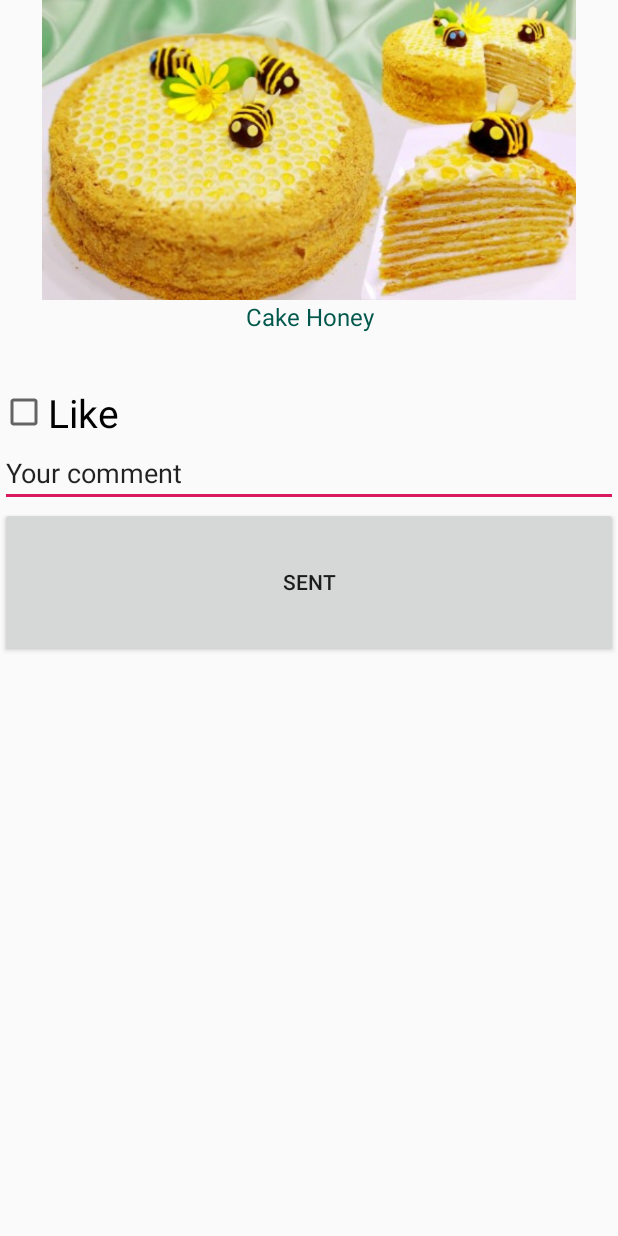
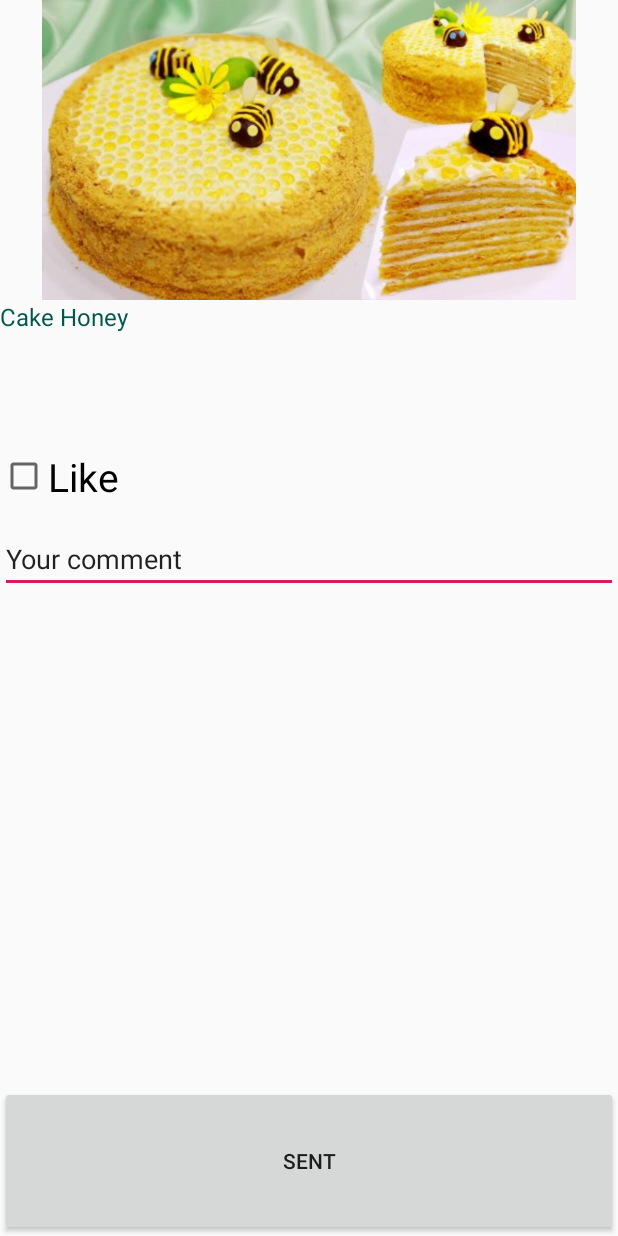
Before and after one commit to alexmaximovna/sweets, an Android app: the screen it shows after launch (SecondActivity), after a tap on an icon or button, on a phone screen of 412 x 824 dp. Run offline under Robolectric (Android 15) with nearby library versions, the phone set to English and light mode, and no system bars.

Commit message:
Adding 1 and 2

```diff
--- a/app/src/main/java/ru/imit/omsu/sweet/AddSweetActivity.java
+++ b/app/src/main/java/ru/imit/omsu/sweet/AddSweetActivity.java
@@ -6,6 +6,7 @@ import android.content.Intent;
 import android.os.Bundle;
 import android.view.View;
 import android.widget.EditText;
+import android.widget.Toast;
 
 
 public class AddSweetActivity extends Activity {
@@ -25,6 +26,8 @@ public class AddSweetActivity extends Activity {
                 intent.putExtra("dsc_sweet",textView.getText().toString());
                 intent.putExtra("name_sweet", textView1.getText().toString());
                 setResult(0, intent);
+                Toast.makeText(AddSweetActivity.this, "Sweet is adding.", Toast.LENGTH_SHORT).show();
+
                 finish();
         }
     }
--- a/app/src/main/java/ru/imit/omsu/sweet/SecondActivity.java
+++ b/app/src/main/java/ru/imit/omsu/sweet/SecondActivity.java
@@ -12,6 +12,7 @@ import android.widget.CompoundButton;
 import android.widget.EditText;
 import android.widget.ImageView;
 import android.widget.TextView;
+import android.widget.Toast;
 
 import androidx.annotation.RequiresApi;
 
@@ -45,6 +46,8 @@ public class SecondActivity extends Activity implements View.OnClickListener {
             intent.putExtra("id_comment",id);
             intent.putExtra("comment", comment);
             setResult(0, intent);
+            Toast.makeText(SecondActivity.this, "Comment is adding.", Toast.LENGTH_SHORT).show();
+
             finish();
         }
     }
@@ -58,6 +61,7 @@ public class SecondActivity extends Activity implements View.OnClickListener {
         intent.putExtra("id_like",id);
         intent.putExtra("like",language.getText());
         setResult(0,intent);
+        Toast.makeText(SecondActivity.this, "You like it.", Toast.LENGTH_SHORT).show();
         finish();
     }
 
--- a/app/src/main/res/layout/activity_add_sweet.xml
+++ b/app/src/main/res/layout/activity_add_sweet.xml
@@ -1,5 +1,5 @@
 <?xml version="1.0" encoding="utf-8"?>
-<LinearLayout xmlns:android="http://schemas.android.com/apk/res/android"
+<androidx.coordinatorlayout.widget.CoordinatorLayout xmlns:android="http://schemas.android.com/apk/res/android"
     android:orientation="vertical" android:layout_width="match_parent"
     android:layout_height="match_parent">
 
@@ -11,6 +11,7 @@
         />
     <EditText
         android:id="@+id/dsc_sweet"
+        android:layout_marginTop="30dp"
         android:layout_width="match_parent"
         android:layout_height="wrap_content"
         android:text="Your description sweet"
@@ -22,4 +23,4 @@
         android:layout_gravity="bottom"
         android:onClick="onClick"
         android:text="Add" />
-</LinearLayout>
+</androidx.coordinatorlayout.widget.CoordinatorLayout>
--- a/app/src/main/res/layout/activity_invite.xml
+++ b/app/src/main/res/layout/activity_invite.xml
@@ -1,5 +1,5 @@
 <?xml version="1.0" encoding="utf-8"?>
-<LinearLayout xmlns:android="http://schemas.android.com/apk/res/android"
+<androidx.coordinatorlayout.widget.CoordinatorLayout xmlns:android="http://schemas.android.com/apk/res/android"
     android:orientation="vertical" android:layout_width="match_parent"
     android:layout_height="match_parent">
 
@@ -11,6 +11,7 @@
         />
     <EditText
         android:id="@+id/email"
+        android:layout_marginTop="30dp"
         android:layout_width="match_parent"
         android:layout_height="wrap_content"
         android:text="Email"
@@ -23,4 +24,4 @@
         android:layout_gravity="bottom"
         android:onClick="onClick"
         android:text="Sent" />
-</LinearLayout>
+</androidx.coordinatorlayout.widget.CoordinatorLayout>
--- a/app/src/main/res/layout/nav_header_main.xml
+++ b/app/src/main/res/layout/nav_header_main.xml
@@ -1,5 +1,5 @@
 <?xml version="1.0" encoding="utf-8"?>
-<LinearLayout xmlns:android="http://schemas.android.com/apk/res/android"
+<androidx.coordinatorlayout.widget.CoordinatorLayout xmlns:android="http://schemas.android.com/apk/res/android"
     xmlns:app="http://schemas.android.com/apk/res-auto"
     android:layout_width="match_parent"
     android:layout_height="200dp"
@@ -13,9 +13,10 @@
         android:layout_width="match_parent"
         android:layout_height="wrap_content"
         android:textColor="@color/colorPink"
+        android:layout_marginTop="150dp"
         android:textSize="16dp"
         android:text="Hello user"
         android:textAppearance="@style/TextAppearance.AppCompat.Body1" />
 
 
-</LinearLayout>
+</androidx.coordinatorlayout.widget.CoordinatorLayout>
--- a/app/src/main/res/layout/second_activity.xml
+++ b/app/src/main/res/layout/second_activity.xml
@@ -1,5 +1,5 @@
 <?xml version="1.0" encoding="utf-8"?>
-<LinearLayout xmlns:android="http://schemas.android.com/apk/res/android"
+<androidx.coordinatorlayout.widget.CoordinatorLayout xmlns:android="http://schemas.android.com/apk/res/android"
     android:orientation="vertical" android:layout_width="match_parent"
     android:layout_height="match_parent">
 
@@ -13,24 +13,28 @@
         android:id="@+id/des_cake"
         android:layout_width="match_parent"
         android:layout_height="wrap_content"
-        android:gravity="center"
-        android:layout_gravity="center"
+        android:layout_marginTop="200dp"
         android:textColor="@color/colorPrimaryDark"
         android:textSize="16sp" />
 
     <TextView android:id="@+id/selection"
         android:layout_width="match_parent"
         android:layout_height="wrap_content"
+        android:layout_marginTop="240dp"
+        android:textSize="20sp" />
+
+    <CheckBox
+        android:id="@+id/like"
+        android:layout_width="wrap_content"
+        android:layout_height="wrap_content"
+        android:layout_marginTop="300dp"
+        android:onClick="onCheckboxClicked"
+        android:text="Like"
         android:textSize="26sp" />
 
-    <CheckBox android:id="@+id/like"
-        android:layout_width="wrap_content"
-        android:layout_height="wrap_content"
-        android:text="Like"
-        android:textSize="26sp"
-        android:onClick="onCheckboxClicked"/>
     <EditText
         android:id="@+id/msg_comment"
+        android:layout_marginTop="350dp"
         android:layout_width="match_parent"
         android:layout_height="wrap_content"
         android:text="Your comment"
@@ -39,9 +43,9 @@
         android:id="@+id/sent_comment"
         android:layout_width="match_parent"
         android:layout_height="100dp"
-        android:layout_gravity="center"
         android:onClick="onClick"
+        android:layout_gravity="bottom"
         android:text="Sent" />
 
 
-</LinearLayout>
+</androidx.coordinatorlayout.widget.CoordinatorLayout>
```
Also changed, not shown: app/src/main/res/layout/content_main.xml (+0 -22 lines).
